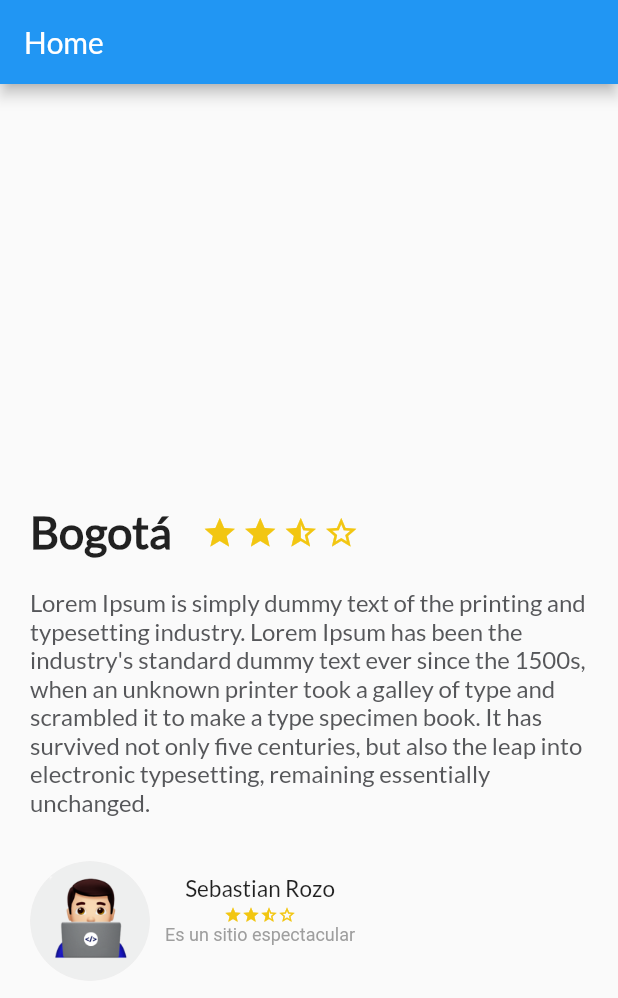
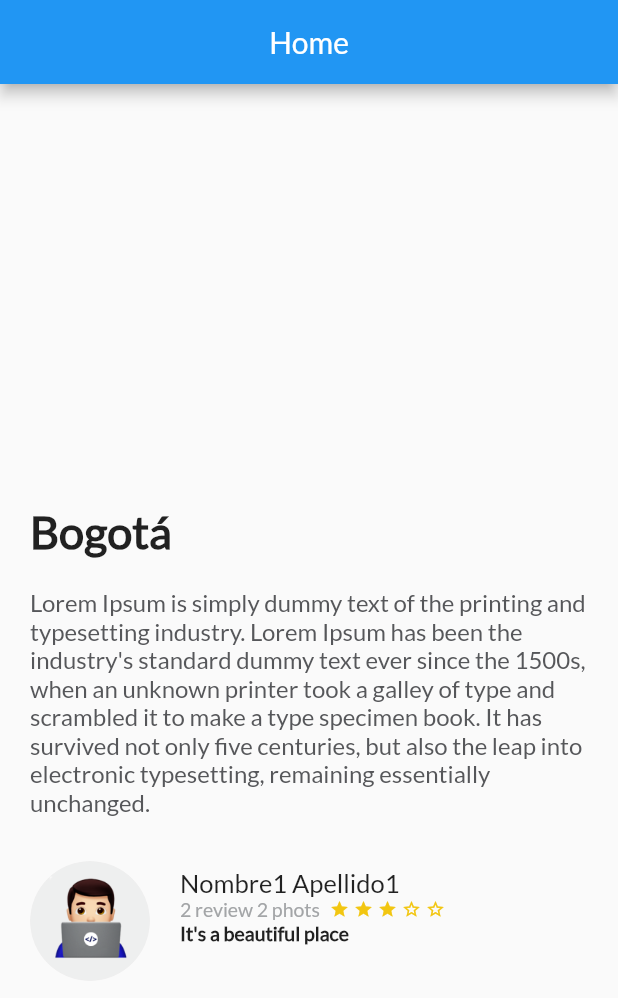
Before and after one commit to iscrozo/flutter_homeWorld, a Flutter app: the screen it shows after launch, on a phone screen of 412 x 824 dp. Shown: the top 998 px of the screen. Run offline on Flutter 3.47's test engine with Material 2 defaults, Android fonts, the phone set to English and light mode, and no system bars.

Commit message:
Se crea rama dev, se crea clase Rating, se ajusta codigo

```diff
--- a/lib/description_place.dart
+++ b/lib/description_place.dart
@@ -8,48 +8,10 @@ class DescriptionPlace extends StatelessWidget {
   String gsDescriptionPlace ;
 
   // crear un constructor
-
-  DescriptionPlace(this.gsNamePlace, this.giCountStars, this.gsDescriptionPlace);
-
-
+  DescriptionPlace(this.gsNamePlace, this.gsDescriptionPlace);
 
   @override
   Widget build(BuildContext context) {
-
-  // objeto estrella mitad
-    final star_half = Container(
-      margin: EdgeInsets.only(
-        top:283.0,
-        right: 3.0,
-      ),
-      child: Icon(
-        Icons.star_half,
-        color: Color(0xFFf2C611),
-      ) ,
-    );
-  // objeto estrella bordeada
-    final star_border = Container(
-      margin: EdgeInsets.only(
-        top:283.0,
-        right: 3.0,
-      ),
-      child: Icon(
-        Icons.star_border,
-        color: Color(0xFFf2C611),
-      ) ,
-    );
-
-    // objeto estrella completa
-    final star = Container(
-      margin: EdgeInsets.only(
-        top:283.0,
-        right: 3.0,
-      ),
-      child: Icon(
-        Icons.star,
-        color: Color(0xFFf2C611),
-      ) ,
-    );
 
     // variable descripcion
     final txtDescription = Container(
@@ -90,21 +52,13 @@ class DescriptionPlace extends StatelessWidget {
           ),
         ),
         // vamos a crear las estrellas
-        Row(
-          children: <Widget>[
-            star,
-            star,
-            star_half,
-            star_border
-          ],
-        ),
       ],
     );
     return Column(
       children: <Widget>[
         title_stars,
         txtDescription,
-        Review("assets/img/user.png")
+        Review(),
       ],
     );
   }
--- a/lib/main.dart
+++ b/lib/main.dart
@@ -10,13 +10,13 @@ void main() {
       appBar: AppBar(
         title: Text(
             "Home",
-          textAlign: TextAlign.center,
           style: TextStyle(
-            fontFamily: "Lato"
-          ),
-            )
+              fontFamily: "Lato"
+            ),
+          )
+        ,centerTitle: true,
       ),
-      body: new DescriptionPlace("Bogotá",4,gsDescription),
+      body: new DescriptionPlace("Bogotá",gsDescription),
     ),
   ));
 }
--- /dev/null
+++ b/lib/rating.dart
@@ -0,0 +1,49 @@
+import 'package:flutter/material.dart';
+
+class Rating extends StatelessWidget{
+  double giMarginLeft;
+  double giStars;
+  double giFontSize;
+  Rating (this.giStars, this.giMarginLeft, this.giFontSize);
+
+  double liSize = 13;
+  Widget getStar(double aiStar) {
+    var lobIcon = Icons.star;
+    if (aiStar == 0.5) {
+      lobIcon = Icons.star_half;
+    } else if (aiStar < 0.5) {
+      lobIcon = Icons.star_border;
+    }
+    return Container(
+      margin: EdgeInsets.only(
+        right: 3.0,
+      ),
+      child: Icon(
+        lobIcon,
+        color: Color(0xFFf2C611),
+        size: liSize,
+      ),
+    );
+  }
+  Widget getRating(double aiStars){
+    var list = new List<Widget>();
+    for (var n = 0 ; n<5 ; n++){
+      list.add(getStar(aiStars));
+      aiStars--;
+    }
+    return Container(
+      margin: EdgeInsets.only(
+        left: 4,
+      ),
+      child: Row(
+        children: list,
+      ),
+    );
+  }
+
+
+  @override
+  Widget build(BuildContext context) {
+    return getRating(giStars);
+  }
+}
--- a/lib/review.dart
+++ b/lib/review.dart
@@ -1,112 +1,97 @@
 import 'package:flutter/material.dart';
+import 'package:holaWorld/rating.dart';
 
-class Review extends StatelessWidget{
-  String pathImage ="assets/img/user.png";
-  Review (this.pathImage);
+class Review extends StatelessWidget {
+  String pathImage = "assets/img/user.png";
+  String gsUser = "Nombre1 Apellido1";
+  //String gsDetails = "Lorem Ipsum is simply dummy text of the printing and typesetting industry. Lorem Ipsum has been the industry's standard dummy text ever since the 1500s, when an unknown printer took a galley of type and scrambled it to make a type specimen book. It has survived not only five centuries, but also the leap into electronic typesetting, remaining essentially unchanged. ";
+  String gsDetails = "2 review 2 phots ";
+  double giStarsReview = 3.4 ;
+  String gsCommentReview = "It's a beautiful place";
+  Review();
+  //DescriptionPlace(this.pathImage, this.gsUser, this.gsDetails, this.giStarsReview, this.gsCommentReview);
+
 
   @override
   Widget build(BuildContext context) {
 
-    // objeto estrella mitad
-    final star_half = Container(
+    final userComment = Container(
       margin: EdgeInsets.only(
-        top:2.0,
+          left: 20.0
       ),
-      child: Icon(
-        Icons.star_half,
-        color: Color(0xFFf2C611),
-        size: 12,
-      ) ,
-    );
-    // objeto estrella bordeada
-    final star_border = Container(
-      margin: EdgeInsets.only(
-        top:2.0,
+      child: Text(
+        gsCommentReview,
+        textAlign: TextAlign.left,
+        style: TextStyle(
+            fontFamily: "Lato",
+            fontSize: 13.0,
+            fontWeight: FontWeight.w900
+        ),
       ),
-      child: Icon(
-        Icons.star_border,
-        color: Color(0xFFf2C611),
-        size: 12,
-      ) ,
     );
 
-    // objeto estrella completa
-    final star = Container(
+    final userInfo = Row(
+      children: <Widget>[
+        Container(
+          margin: EdgeInsets.only(
+              left: 20.0),
+          child: Text(gsDetails,
+            textAlign: TextAlign.left,
+            style: TextStyle(
+                fontFamily: "Lato",
+                fontSize: 13.0,
+                color: Color(0xFFa3a5a7)
+            ),
+          ),
+        ),
+        Rating(giStarsReview, 5.0, 14.0)
+      ],
+    );
+
+    final userName = Container(
       margin: EdgeInsets.only(
-        top:2.0,
+          left: 20.0
       ),
-      child: Icon(
-        Icons.star,
-        color: Color(0xFFf2C611),
-        size: 12,
-      ) ,
+      child: Text(
+        gsUser,
+        textAlign: TextAlign.left,
+        style: TextStyle(
+            fontFamily: "Lato",
+            fontSize: 17
+        ) ,),
+    );
+
+    final userDetails = Column(
+      crossAxisAlignment: CrossAxisAlignment.start,
+      children: <Widget>[
+        userName,
+        userInfo,
+        userComment
+      ],
     );
 
     final photo = Container(
       margin: EdgeInsets.only(
-        top: 20.0,
-        left: 20.0
+          top:20,
+          left: 20
       ),
       width: 80.0,
       height: 80.0,
       decoration: BoxDecoration(
-        shape: BoxShape.circle,
-        image: DecorationImage(
-          fit: BoxFit.cover,
-          image: AssetImage(pathImage)
-        )
+          shape: BoxShape.circle,
+          image: DecorationImage(
+              fit: BoxFit.cover,
+              image: AssetImage(pathImage)
+          )
       ),
     );
-    // TODO: implement build
 
-    final descriptionComment = Container(
-      margin: EdgeInsets.only(
-        top: 5,
-        left: 10
-      ),
-        child: Column(
-          children: <Widget>[
-            Container(
-              child: Text(
-                "Sebastian Rozo",
-                style: TextStyle(
-                    fontFamily: "Lato",
-                    fontSize: 15
-                ),
-              ),
-            ),
-            Container(
-              margin: EdgeInsets.only(
-                top: 1
-              ),child: Row(
-              children: <Widget>[
-                star,
-                star,
-                star_half,
-                star_border
-              ],
-            ),
-            ),
-            Container(
-              child: Text("Es un sitio espectacular",
-              style: TextStyle(
-                fontSize: 12,
-                color: Colors.grey
-              ),),
-            )
-          ],
-        ),
-    );
 
     return Row(
       children: <Widget>[
         photo,
-        descriptionComment
-
+        userDetails
       ],
     );
-
-
   }
-
 }
```
